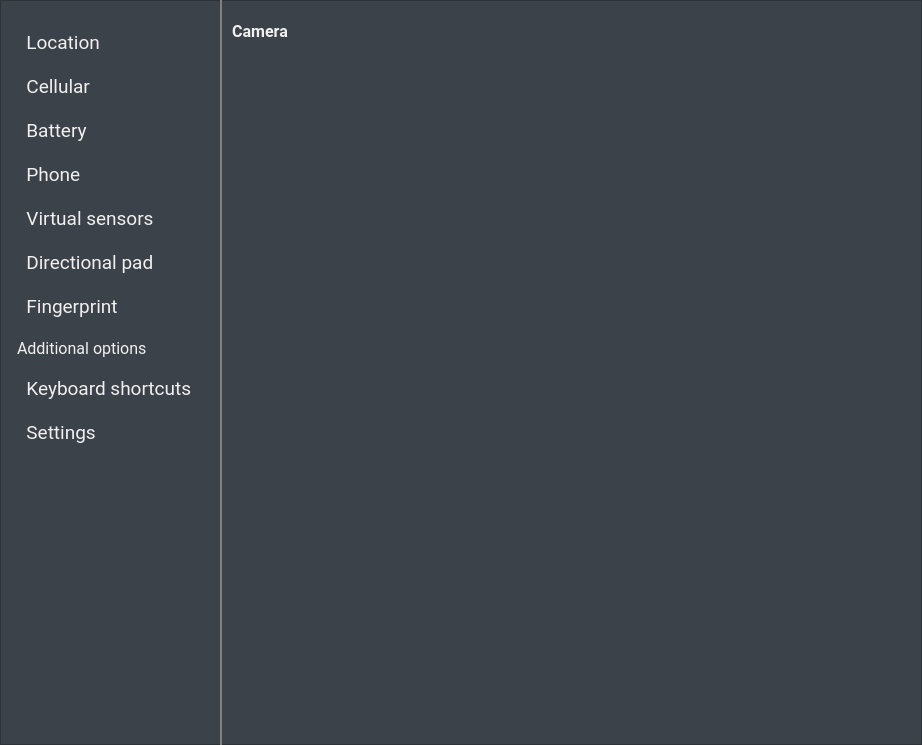
Above: android/skin/qt/extended.ui from aosp-mirror/platform_external_qemu before the change. Below: the same form after it.
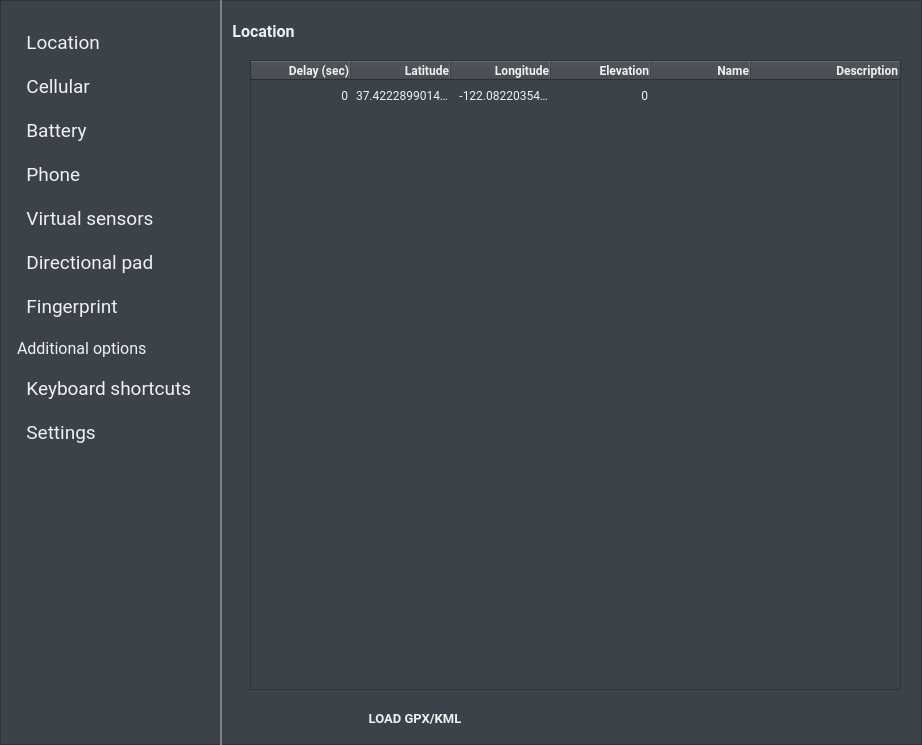
That is the form after the change. The open tabs and pages were chosen to show the change. Icons and pictures are not drawn. Custom widgets are drawn as their Qt base class.

Commit message:
Add a method to show a particular page to ExtendedWindow
This will be needed later for implementing some keyboard shortcuts.

Diff of the .ui file:
```diff
--- a/android/skin/qt/extended.ui
+++ b/android/skin/qt/extended.ui
@@ -1036,32 +1036,6 @@
      </item>
     </widget>
    </widget>
-   <widget class="QWidget" name="page">
-    <widget class="QGroupBox" name="cameraBox">
-     <property name="geometry">
-      <rect>
-       <x>0</x>
-       <y>0</y>
-       <width>101</width>
-       <height>21</height>
-      </rect>
-     </property>
-     <property name="font">
-      <font>
-       <family>Roboto</family>
-       <pointsize>12</pointsize>
-       <weight>75</weight>
-       <bold>true</bold>
-      </font>
-     </property>
-     <property name="styleSheet">
-      <string notr="true">border: 0px;</string>
-     </property>
-     <property name="title">
-      <string>Camera</string>
-     </property>
-    </widget>
-   </widget>
    <widget class="QWidget" name="telephonyPage">
     <widget class="QGroupBox" name="telephonyBox">
      <property name="geometry">
```
Left out of the diff: 60 changed lines with no effect on the pictures. The commit also changes 4 other files.
